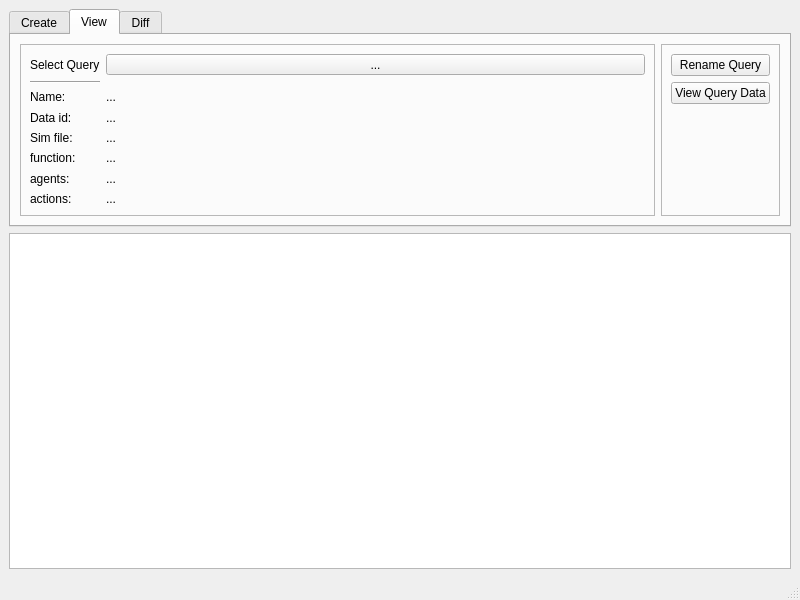
usc-psychsim/psychsim-eval-gui, file query_data.ui: the form before one commit.
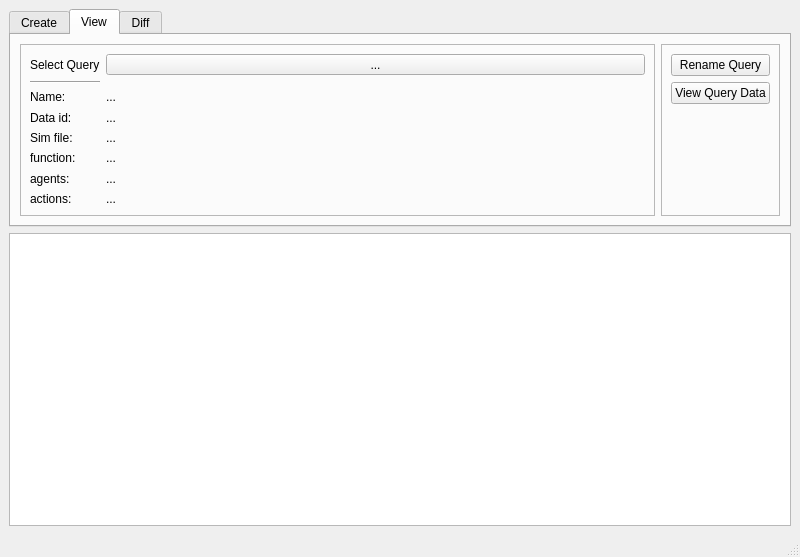
The form after the commit. The open tabs and pages were chosen to show the change.

Commit message: implement updating query info

```diff
--- a/query_data.ui
+++ b/query_data.ui
@@ -7,7 +7,7 @@
     <x>0</x>
     <y>0</y>
     <width>800</width>
-    <height>600</height>
+    <height>557</height>
    </rect>
   </property>
   <property name="windowTitle">
```
Left out of the diff: 2 changed lines with no effect on the pictures. The commit also changes 1 other file.
